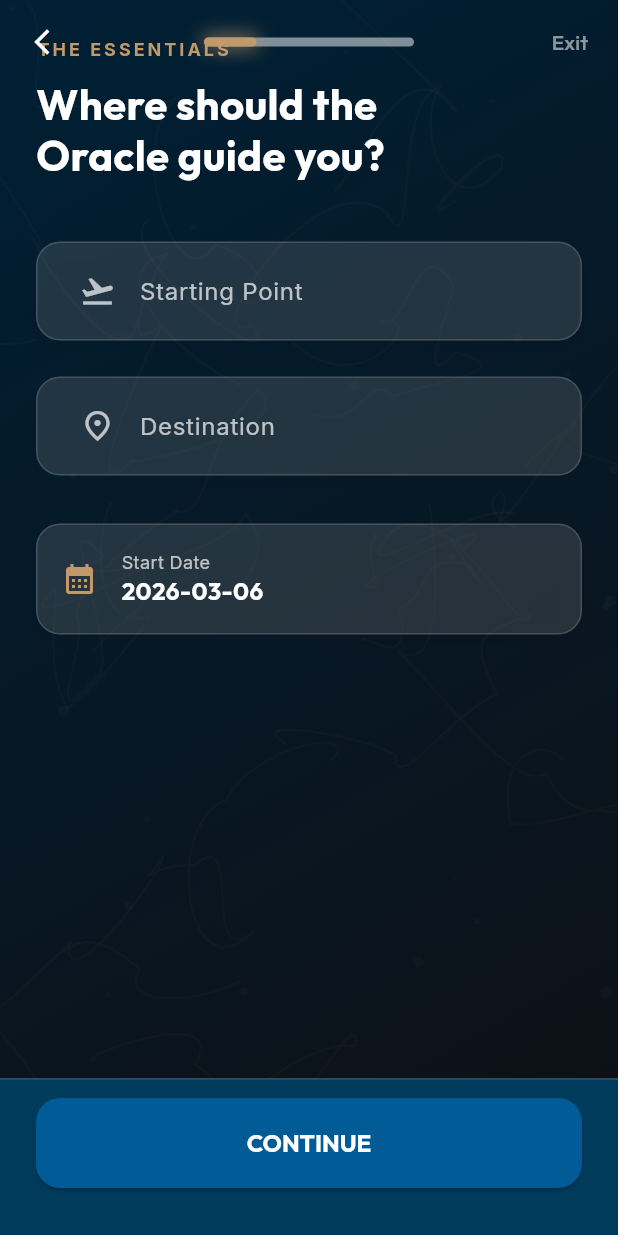
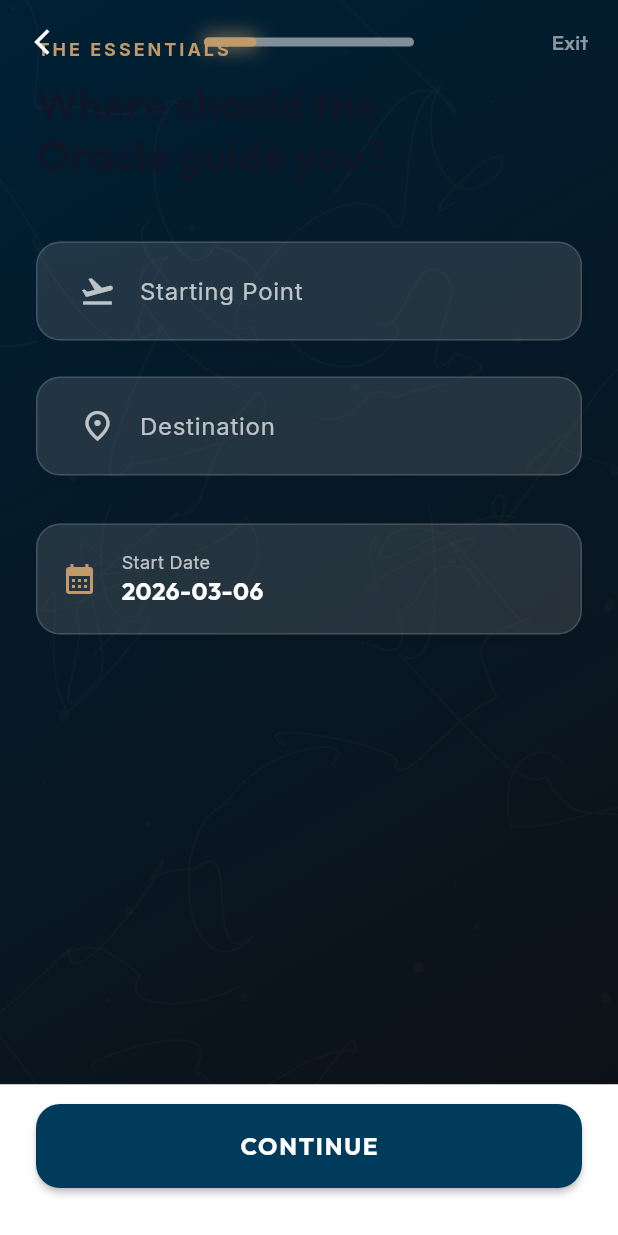
Before and after one commit to pathiranasehas676-creator/hidden_gems_sl, a Flutter app: the HomeScreen screen opened directly, after a tap on the "auto awesome" icon, on a phone screen of 412 x 824 dp. Run offline on Flutter 3.47's test engine with Material 3 defaults, Android fonts, the phone set to English and light mode, and no system bars; drawn by our look-alikes of screenshot; our stand-ins replace camera, cloud_firestore, firebase_analytics, firebase_auth, firebase_core, firebase_messaging and 20 more; missing offline and left inert: encrypt, safe_device, universal_html; accounts and stored records are empty; network calls fail.

Commit message:
style: Apply structural dynamic text contrast fixes, resolve hardcoded colors breaking in Light Mode, fix ARB translations, and repair syntax structure of splash load

```diff
--- a/lib/l10n/app_en.arb
+++ b/lib/l10n/app_en.arb
@@ -30,5 +30,7 @@
   "aiReason": "Why this place?",
   "filters": "Filters",
   "distance": "Distance",
-  "openOnMap": "Open on Map"
+  "openOnMap": "Open on Map",
+  "planNewTrip": "Plan New Trip",
+  "localGemsOffline": "Local Gems (Offline)"
 }
--- a/lib/l10n/app_localizations.dart
+++ b/lib/l10n/app_localizations.dart
@@ -279,6 +279,18 @@ abstract class AppLocalizations {
   /// In en, this message translates to:
   /// **'Open on Map'**
   String get openOnMap;
+
+  /// No description provided for @planNewTrip.
+  ///
+  /// In en, this message translates to:
+  /// **'Plan New Trip'**
+  String get planNewTrip;
+
+  /// No description provided for @localGemsOffline.
+  ///
+  /// In en, this message translates to:
+  /// **'Local Gems (Offline)'**
+  String get localGemsOffline;
 }
 
 class _AppLocalizationsDelegate
--- a/lib/l10n/app_localizations_en.dart
+++ b/lib/l10n/app_localizations_en.dart
@@ -94,4 +94,10 @@ class AppLocalizationsEn extends AppLocalizations {
 
   @override
   String get openOnMap => 'Open on Map';
+
+  @override
+  String get planNewTrip => 'Plan New Trip';
+
+  @override
+  String get localGemsOffline => 'Local Gems (Offline)';
 }
--- a/lib/l10n/app_localizations_ja.dart
+++ b/lib/l10n/app_localizations_ja.dart
@@ -94,4 +94,10 @@ class AppLocalizationsJa extends AppLocalizations {
 
   @override
   String get openOnMap => '地図で開く';
+
+  @override
+  String get planNewTrip => 'Plan New Trip';
+
+  @override
+  String get localGemsOffline => 'Local Gems (Offline)';
 }
--- a/lib/l10n/app_localizations_ko.dart
+++ b/lib/l10n/app_localizations_ko.dart
@@ -94,4 +94,10 @@ class AppLocalizationsKo extends AppLocalizations {
 
   @override
   String get openOnMap => '지도에서 열기';
+
+  @override
+  String get planNewTrip => 'Plan New Trip';
+
+  @override
+  String get localGemsOffline => 'Local Gems (Offline)';
 }
--- a/lib/l10n/app_localizations_ru.dart
+++ b/lib/l10n/app_localizations_ru.dart
@@ -94,4 +94,10 @@ class AppLocalizationsRu extends AppLocalizations {
 
   @override
   String get openOnMap => 'Открыть на карте';
+
+  @override
+  String get planNewTrip => 'Plan New Trip';
+
+  @override
+  String get localGemsOffline => 'Local Gems (Offline)';
 }
--- a/lib/l10n/app_localizations_si.dart
+++ b/lib/l10n/app_localizations_si.dart
@@ -94,4 +94,10 @@ class AppLocalizationsSi extends AppLocalizations {
 
   @override
   String get openOnMap => 'සිතියමේ විවෘත කරන්න';
+
+  @override
+  String get planNewTrip => 'Plan New Trip';
+
+  @override
+  String get localGemsOffline => 'Local Gems (Offline)';
 }
--- a/lib/l10n/app_localizations_ta.dart
+++ b/lib/l10n/app_localizations_ta.dart
@@ -94,4 +94,10 @@ class AppLocalizationsTa extends AppLocalizations {
 
   @override
   String get openOnMap => 'வரைபடத்தில் திறக்கவும்';
+
+  @override
+  String get planNewTrip => 'Plan New Trip';
+
+  @override
+  String get localGemsOffline => 'Local Gems (Offline)';
 }
--- a/lib/presentation/screens/home_screen.dart
+++ b/lib/presentation/screens/home_screen.dart
@@ -78,7 +78,7 @@ class _HomeScreenState extends State<HomeScreen> {
                             _journalUnfold(child: _buildWelcomeCard()),
                             const SizedBox(height: 24),
                             OchreButton(
-                              label: "Plan New Trip",
+                              label: l10n.planNewTrip,
                               icon: Icons.auto_awesome,
                               onPressed: () {
                                 Navigator.push(
@@ -93,9 +93,9 @@ class _HomeScreenState extends State<HomeScreen> {
                                const SizedBox(height: 24),
                             ],
                             if (isOffline) ...[
-                              _buildSectionHeader("Local Gems (Offline)"),
+                              _buildSectionHeader(l10n.localGemsOffline),
                               const SizedBox(height: 16),
-                              _buildLocalGemsScroller(),
+                              _buildLocalGemsScroller(context),
                               const SizedBox(height: 32),
                             ],
                             const SizedBox(height: 16),
@@ -645,7 +645,7 @@ class _HomeScreenState extends State<HomeScreen> {
     );
   }
 
-  Widget _buildLocalGemsScroller() {
+  Widget _buildLocalGemsScroller(BuildContext context) {
     // Basic extraction from our local KB for offline access
     final gems = [
       ("Pahanthudawa", "Ratnapura", "4.8"),
@@ -667,7 +667,7 @@ class _HomeScreenState extends State<HomeScreen> {
             margin: const EdgeInsets.only(right: 16),
             padding: const EdgeInsets.all(12),
             decoration: BoxDecoration(
-              color: Colors.white,
+              color: Theme.of(context).cardColor,
               borderRadius: BorderRadius.circular(20),
               boxShadow: AppTheme.softShadow,
             ),
@@ -678,12 +678,12 @@ class _HomeScreenState extends State<HomeScreen> {
                   mainAxisAlignment: MainAxisAlignment.spaceBetween,
                   children: [
                     const Icon(Icons.location_on_outlined, size: 14, color: AppTheme.accentOchre),
-                    Text(gem.$3, style: const TextStyle(fontSize: 10, fontWeight: FontWeight.bold)),
+                    Text(gem.$3, style: TextStyle(fontSize: 10, fontWeight: FontWeight.bold, color: Theme.of(context).textTheme.bodyMedium?.color)),
                   ],
                 ),
                 const Spacer(),
-                Text(gem.$1, style: GoogleFonts.outfit(fontSize: 13, fontWeight: FontWeight.bold), maxLines: 1),
-                Text(gem.$2, style: GoogleFonts.inter(fontSize: 10, color: Colors.black54)),
+                Text(gem.$1, style: GoogleFonts.outfit(fontSize: 13, fontWeight: FontWeight.bold, color: Theme.of(context).textTheme.bodyLarge?.color), maxLines: 1),
+                Text(gem.$2, style: GoogleFonts.inter(fontSize: 10, color: Theme.of(context).textTheme.bodySmall?.color)),
               ],
             ),
           );
--- a/lib/presentation/screens/trip_form_screen.dart
+++ b/lib/presentation/screens/trip_form_screen.dart
@@ -3,6 +3,7 @@ import 'package:flutter/services.dart';
 import 'package:google_fonts/google_fonts.dart';
 import '../../core/theme/app_theme.dart';
 import '../widgets/batik_background.dart';
+import '../widgets/custom_buttons.dart';
 import 'loading_plan_screen.dart';
 
 class TripFormScreen extends StatefulWidget {
@@ -111,12 +112,10 @@ class _TripFormScreenState extends State<TripFormScreen> {
           ),
         ],
       ),
-      body: Container(
-        decoration: const BoxDecoration(gradient: AppTheme.appBackground),
+      body: BatikBackground(
         child: Stack(
           children: [
-            BatikBackground(
-            child: PageView(
+            PageView(
               controller: _pageController,
               physics: const NeverScrollableScrollPhysics(),
               onPageChanged: (i) {
@@ -128,7 +127,6 @@ class _TripFormScreenState extends State<TripFormScreen> {
                 _buildStep3(),
                 _buildStep4(),
               ],
-            ),
             ),
             // Time-Aware Dynamic Overlay
             IgnorePointer(
@@ -274,7 +272,7 @@ class _TripFormScreenState extends State<TripFormScreen> {
         children: [
           Text(subtitle.toUpperCase(), style: GoogleFonts.inter(fontSize: 12, color: AppTheme.accentOchre, fontWeight: FontWeight.bold, letterSpacing: 2)),
           const SizedBox(height: 12),
-          Text(title, style: GoogleFonts.outfit(fontSize: 28, fontWeight: FontWeight.bold, color: Colors.white, height: 1.2)),
+          Text(title, style: GoogleFonts.outfit(fontSize: 28, fontWeight: FontWeight.bold, color: Theme.of(context).textTheme.bodyLarge?.color, height: 1.2)),
           const SizedBox(height: 40),
           content,
         ],
@@ -454,14 +452,13 @@ class _TripFormScreenState extends State<TripFormScreen> {
   Widget _buildBottomBar() {
     return Container(
       padding: const EdgeInsets.fromLTRB(24, 12, 24, 32),
-      decoration: BoxDecoration(color: AppTheme.primaryBlue, border: Border(top: BorderSide(color: Colors.white.withValues(alpha: 0.1)))),
-      child: ElevatedButton(
+      decoration: BoxDecoration(color: Theme.of(context).cardColor, border: Border(top: BorderSide(color: Colors.white.withValues(alpha: 0.1)))),
+      child: PrimaryButton(
+        label: _currentStep == _totalSteps - 1 ? "CONSULT ORACLE" : "CONTINUE",
         onPressed: () {
           HapticFeedback.lightImpact();
           _nextStep();
         },
-        style: ElevatedButton.styleFrom(minimumSize: const Size(double.infinity, 60)),
-        child: Text(_currentStep == _totalSteps - 1 ? "CONSULT ORACLE" : "CONTINUE"),
       ),
     );
   }
```
Also changed, not shown: lib/presentation/screens/saved_plans_screen.dart (+9 -13 lines), lib/presentation/screens/splash_screen.dart (+2 -32 lines). Lines whose indentation alone changed are shown as unchanged.
